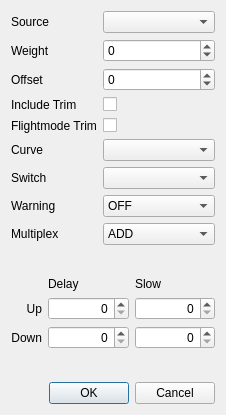
Qt form src/mixerdialog.ui (xhorizont/eepe) before a commit.
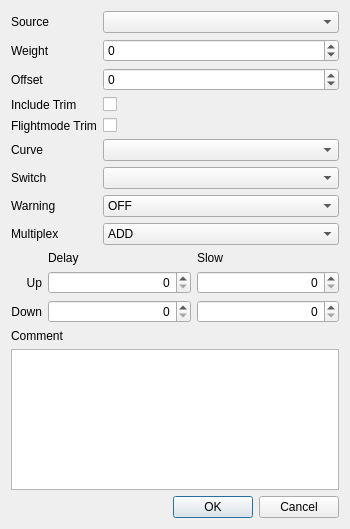
The same form after that commit. Icons and pictures are not drawn.

Patch:
```diff
--- a/src/mixerdialog.ui
+++ b/src/mixerdialog.ui
@@ -6,8 +6,8 @@
    <rect>
     <x>0</x>
     <y>0</y>
-    <width>226</width>
-    <height>415</height>
+    <width>350</width>
+    <height>529</height>
    </rect>
   </property>
   <property name="windowTitle">
@@ -365,7 +365,7 @@
      </item>
     </layout>
    </item>
-   <item row="3" column="0">
+   <item row="5" column="0">
     <widget class="QDialogButtonBox" name="buttonBox">
      <property name="orientation">
       <enum>Qt::Horizontal</enum>
@@ -388,6 +388,16 @@
      </property>
     </spacer>
    </item>
+   <item row="4" column="0">
+    <widget class="QPlainTextEdit" name="mixerComment"/>
+   </item>
+   <item row="3" column="0">
+    <widget class="QLabel" name="label">
+     <property name="text">
+      <string>Comment</string>
+     </property>
+    </widget>
+   </item>
   </layout>
  </widget>
  <resources>
```
